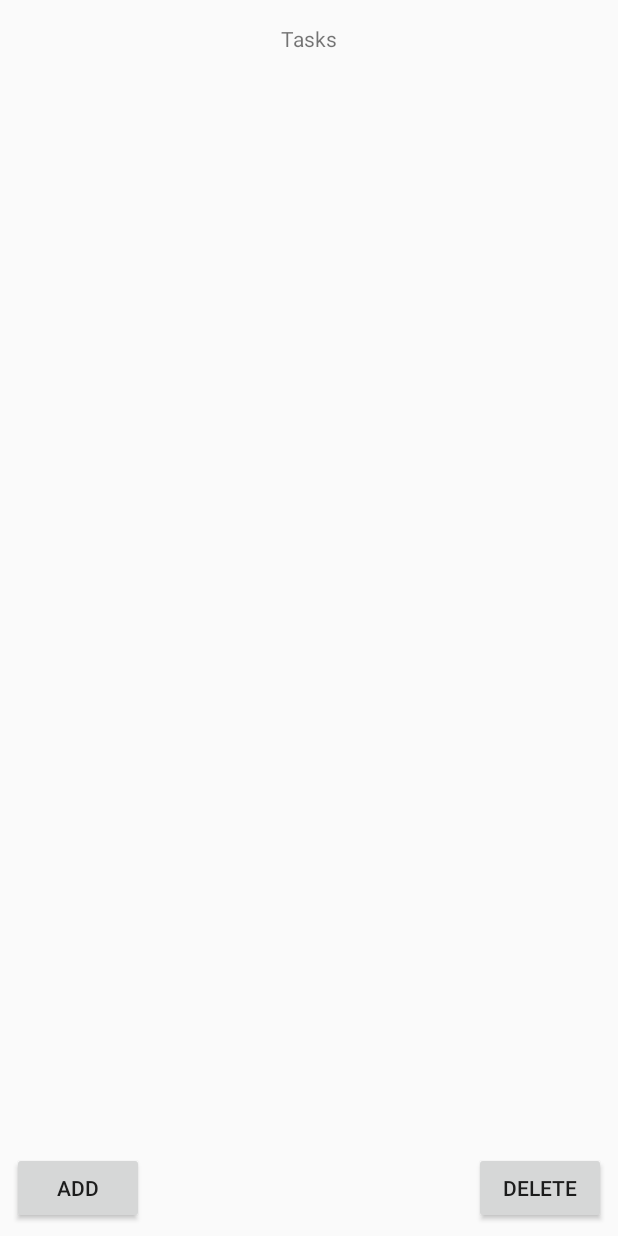
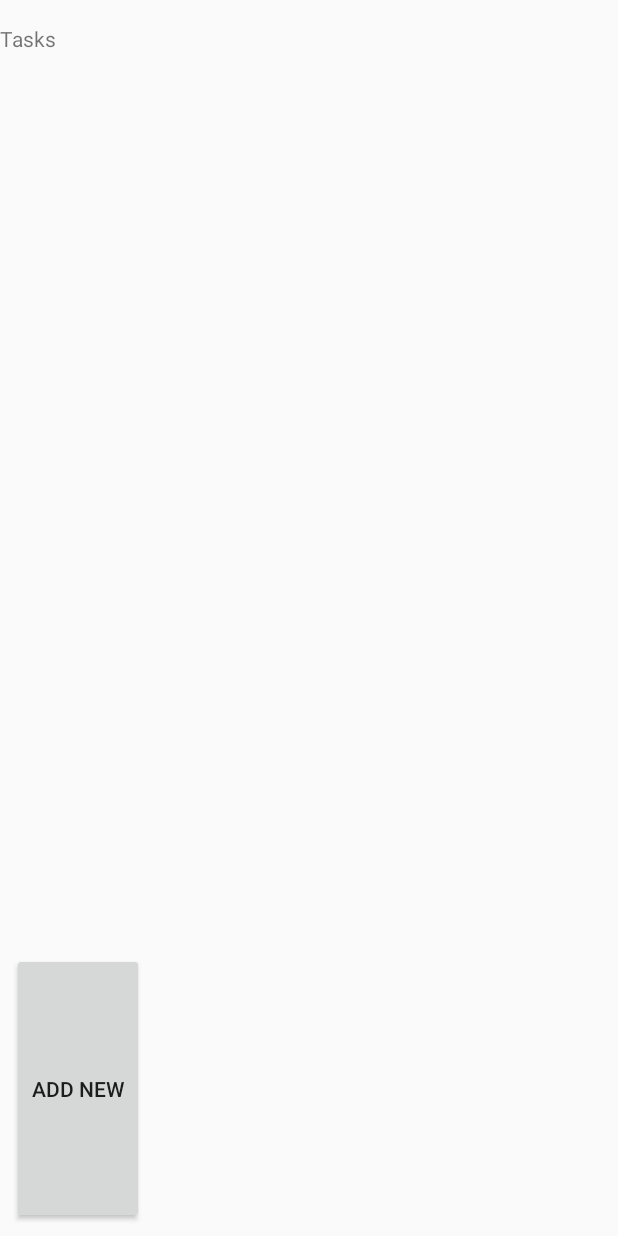
Before and after one commit to SpencerCBryson/GPSTasks, an Android app: the layout activity_home.xml on its own in the app's theme, with its tools: preview values and no code run, on a phone screen of 412 x 824 dp. Run offline under Robolectric (Android 15) with nearby library versions, the phone set to English and light mode, and no system bars.

Commit message:
working on the swipe to delete function, but goona sleep for now.

```diff
--- a/app/build.gradle
+++ b/app/build.gradle
@@ -31,4 +31,5 @@ dependencies {
     testImplementation 'junit:junit:4.12'
     androidTestImplementation 'com.android.support.test:runner:1.0.2'
     androidTestImplementation 'com.android.support.test.espresso:espresso-core:3.0.2'
+    implementation 'com.google.android.gms:play-services-maps:16.0.0'
 }
--- a/app/src/main/AndroidManifest.xml
+++ b/app/src/main/AndroidManifest.xml
@@ -28,6 +28,8 @@
         </activity>
         <activity android:name=".AddTask">
         </activity>
+        <activity android:name=".Configure">
+        </activity>
     </application>
 
 </manifest>
--- a/app/src/main/java/com/spencerbyson/gpstasks/AddSubtask.kt
+++ b/app/src/main/java/com/spencerbyson/gpstasks/AddSubtask.kt
@@ -1,5 +1,6 @@
 package com.spencerbyson.gpstasks
 
+import android.content.Intent
 import android.support.v7.app.AppCompatActivity
 import android.os.Bundle
 import android.widget.ArrayAdapter
@@ -23,12 +24,14 @@ class AddSubtask : AppCompatActivity() {
         task.adapter = aa1
 
         val aa2 = ArrayAdapter(this, android.R.layout.simple_spinner_item, actions)
+        action.adapter = aa2
 
         val configTaskButton = findViewById<Button>(R.id.mConfigureTaskButton)
         val configActButton = findViewById<Button>(R.id.mConfigureActionButton)
 
         configTaskButton.setOnClickListener{
-
+            val intent = Intent(this, Configure::class.java)
+            intent.putExtra("Task", task.selectedItemPosition.toString())
         }
 
         configActButton.setOnClickListener{
--- a/app/src/main/java/com/spencerbyson/gpstasks/AddTask.kt
+++ b/app/src/main/java/com/spencerbyson/gpstasks/AddTask.kt
@@ -12,7 +12,6 @@ class AddTask : AppCompatActivity() {
         setContentView(R.layout.activity_add_task)
 
         val addButton = findViewById<Button>(R.id.mAddButton)
-        val deleteButton = findViewById<Button>(R.id.mDeleteButton)
 
         addButton.setOnClickListener {
             val intent = Intent(this, AddSubtask::class.java)
--- a/app/src/main/java/com/spencerbyson/gpstasks/TaskService.kt
+++ b/app/src/main/java/com/spencerbyson/gpstasks/TaskService.kt
@@ -27,11 +27,14 @@ class TaskService() : Service() {
     lateinit var locManager : LocationManager
     lateinit var tasks : ArrayList<Task>
 
+
     fun updateLocation(loc : Location) {
+        /*
         Log.i(TAG, loc.toString())
         tasks.forEach {
             it.updateLocation(loc)
         }
+        */
     }
 
     val locListener = object : LocationListener {
--- a/app/src/main/res/layout/activity_add_task.xml
+++ b/app/src/main/res/layout/activity_add_task.xml
@@ -24,12 +24,6 @@
             android:layout_width="wrap_content"
             android:layout_height="wrap_content"
             android:id="@+id/mAddButton" app:layout_constraintStart_toStartOf="parent" android:layout_marginStart="8dp"
-            app:layout_constraintBottom_toBottomOf="parent" android:layout_marginBottom="8dp"/>
-    <Button
-            android:text="@string/deletebutton"
-            android:layout_width="wrap_content"
-            android:layout_height="wrap_content"
-            android:id="@+id/mDeleteButton"
             app:layout_constraintBottom_toBottomOf="parent" android:layout_marginBottom="8dp"
             app:layout_constraintEnd_toEndOf="parent" android:layout_marginEnd="8dp"/>
 </android.support.constraint.ConstraintLayout>
--- a/app/src/main/res/layout/activity_home.xml
+++ b/app/src/main/res/layout/activity_home.xml
@@ -7,32 +7,30 @@
     android:layout_height="match_parent"
     tools:context=".Home">
 
+    <LinearLayout
+            android:orientation="vertical"
+            android:layout_width="match_parent"
+            android:layout_height="match_parent">
+        <TextView
+                android:text="@string/taskmenutitle"
+                android:layout_width="wrap_content"
+                android:layout_height="wrap_content"
+                android:id="@+id/textView2" app:layout_constraintStart_toStartOf="parent"
+                app:layout_constraintEnd_toEndOf="parent"
+                android:layout_marginTop="16dp" app:layout_constraintTop_toTopOf="parent" android:layout_weight="1"/>
+        <android.support.v7.widget.RecyclerView
+                android:layout_width="368dp"
+                android:layout_height="460dp" android:layout_marginTop="8dp"
+                app:layout_constraintTop_toBottomOf="@+id/textView2" android:layout_marginEnd="8dp"
+                app:layout_constraintEnd_toEndOf="parent" app:layout_constraintStart_toStartOf="parent"
+                android:layout_marginStart="8dp" android:id="@+id/mRecyclerView" android:layout_weight="0"/>
         <Button
                 android:text="@string/addbutton"
                 android:layout_width="wrap_content"
                 android:layout_height="wrap_content"
                 android:id="@+id/mAddButton" android:layout_marginBottom="8dp"
                 app:layout_constraintBottom_toBottomOf="parent" app:layout_constraintStart_toStartOf="parent"
-            android:layout_marginStart="8dp"/>
-    <Button
-            android:text="@string/deletebutton"
-            android:layout_width="wrap_content"
-            android:layout_height="wrap_content"
-            android:id="@+id/mDeleteButton"
-            app:layout_constraintBottom_toBottomOf="parent" android:layout_marginBottom="8dp"
-            app:layout_constraintEnd_toEndOf="parent" android:layout_marginEnd="8dp"/>
-    <ListView
-            android:layout_width="368dp"
-            android:layout_height="456dp" android:layout_marginEnd="8dp"
-            app:layout_constraintEnd_toEndOf="parent" app:layout_constraintStart_toStartOf="parent"
-            android:layout_marginStart="8dp"
-            app:layout_constraintHorizontal_bias="0.0" android:layout_marginBottom="8dp"
-            app:layout_constraintBottom_toTopOf="@+id/mAddButton"/>
-    <TextView
-            android:text="@string/taskmenutitle"
-            android:layout_width="wrap_content"
-            android:layout_height="wrap_content"
-            android:id="@+id/textView2" app:layout_constraintStart_toStartOf="parent"
-            app:layout_constraintEnd_toEndOf="parent"
-            android:layout_marginTop="16dp" app:layout_constraintTop_toTopOf="parent"/>
+                android:layout_marginStart="8dp" app:layout_constraintEnd_toEndOf="parent"
+                android:layout_marginEnd="8dp" android:layout_weight="1"/>
+    </LinearLayout>
 </android.support.constraint.ConstraintLayout>
--- a/app/src/main/res/values/strings.xml
+++ b/app/src/main/res/values/strings.xml
@@ -1,7 +1,7 @@
 <resources>
     <string name="app_name">GPS Tasks</string>
     <string name="action_settings">Settings</string>
-    <string name="addbutton">Add</string>
+    <string name="addbutton">Add New</string>
     <string name="deletebutton">Delete</string>
     <string name="tasknamefiller">Task 1</string>
     <string name="taskmenutitle">Tasks</string>
```
Also changed, not shown: app/src/main/java/com/spencerbyson/gpstasks/Configure.kt (added, +22 -0 lines), app/src/main/java/com/spencerbyson/gpstasks/Home.kt (+10 -2 lines), app/src/main/java/com/spencerbyson/gpstasks/MainRecyclerAdapter.kt (added, +43 -0 lines), app/src/main/res/layout/activity_configure.xml (added, +17 -0 lines), app/src/main/res/layout/card_main_recyclerview.xml (added, +39 -0 lines), 1 other file. Lines whose indentation alone changed are shown as unchanged.
